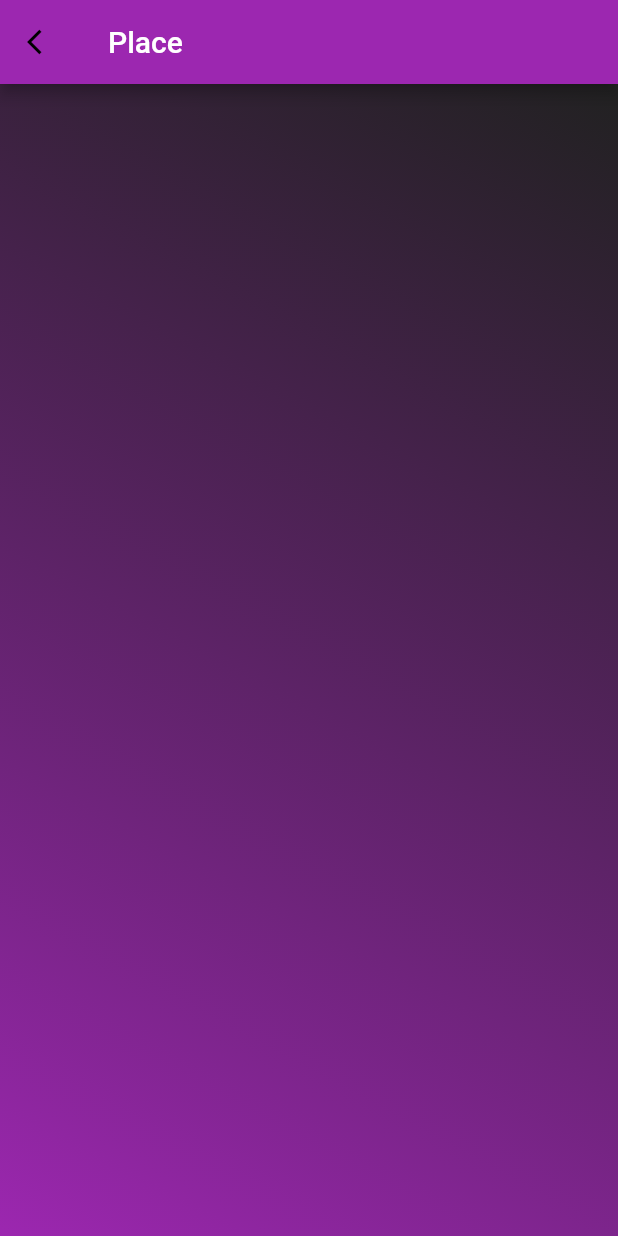
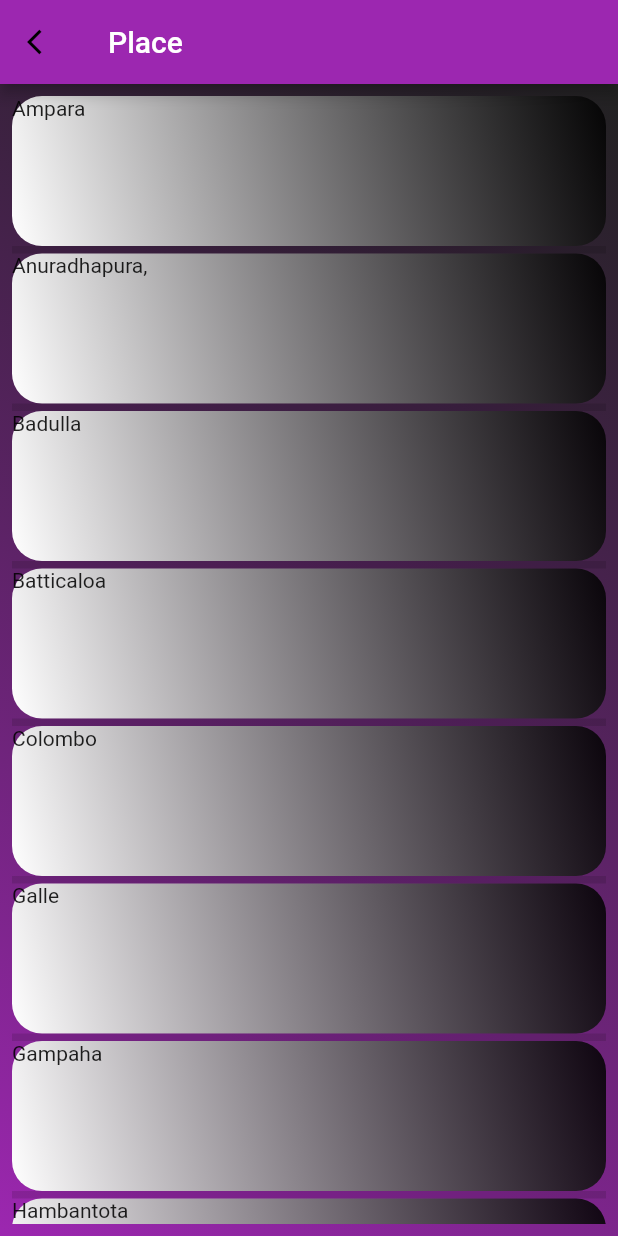
Before and after one commit to Chalana-98/Sri_Go, a Flutter app: the Place_page screen opened directly, on a phone screen of 412 x 824 dp. Run offline on Flutter 3.47's test engine with Material 2 defaults, Android fonts, the light colour scheme and no system bars; our stand-ins replace animated_notch_bottom_bar, carousel_slider, google_fonts, google_maps_flutter; missing offline and left inert: search_map_place_updated.

Commit message:
day 06 FINISH

```diff
--- a/lib/Places_page.dart
+++ b/lib/Places_page.dart
@@ -11,6 +11,12 @@
 class _Place_pageState extends State<Place_page> {
   @override
   Widget build(BuildContext context) {
+
+    var arrDistrics = ['Ampara',"Anuradhapura,",'Badulla','Batticaloa',
+                         'Colombo','Galle','Gampaha','Hambantota','Jaffna','Kalutara',
+                       'Kandy','Kegalle','Kilinochchi','Kurunegala','Mannar','Matale',
+                      'Matara','Monaragala','Mullaitivu','Nuwara Eliya','Polonnaruwa',
+               'Puttalam','Ratnapura','Trincomalee','Vavuniya'];
     return Scaffold(
       appBar: AppBar(
         title: Text('Place'),
@@ -21,7 +27,11 @@
       ),
 
       body:  Center(
+
+
         child: Container(
+          padding: EdgeInsets.all(8),
+
           decoration: BoxDecoration(
             gradient: LinearGradient(
               begin: Alignment.topRight,
@@ -34,7 +44,36 @@
 
             )
           ),
+
+          child: new ListView.separated(itemBuilder: (context, index) {
+            return Container(
+               height: 100,
+
+
+               decoration: BoxDecoration(
+                 borderRadius: BorderRadius.circular(20),
+
+                   gradient: LinearGradient(
+                       begin: Alignment.topRight,
+                       end: Alignment.bottomLeft,
+                       colors: [
+                         Colors.black87,
+                         Colors.white
+
+                       ]
+
+                   )
+               ),
+                child: Text(arrDistrics[index]));
+          },
+            itemCount: arrDistrics.length,
+            separatorBuilder: ( context, int index) {
+            return Divider(height: 5,thickness: 5,);
+            },
+
+          )
         ),
+
       ),
     );
   }
```
